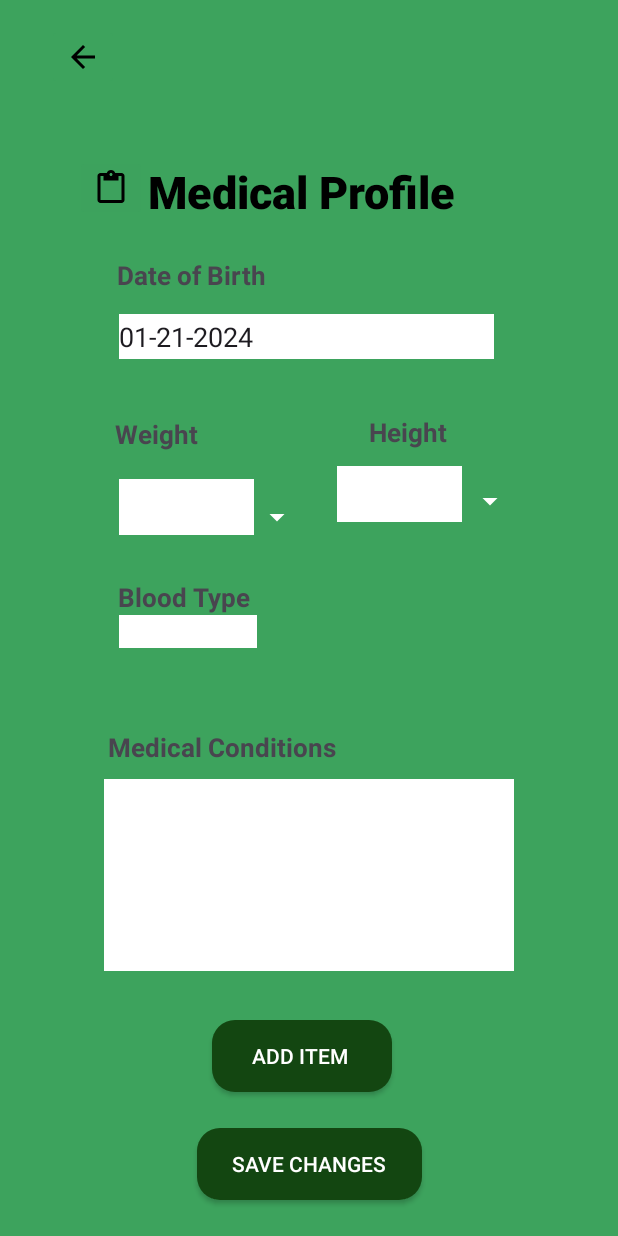
After one commit to AnushkaKhare-Eng/HIFA-Capstone, an Android app: the fragment Medical_info shown on its own in the app's theme, on a phone screen of 412 x 824 dp. The commit adds this screen. Run offline under Robolectric (Android 15) with nearby library versions, the phone set to English and light mode, and no system bars.

Commit message:
Adding the medical profile screen and sign up page

```diff
--- /dev/null
+++ b/HIFA-App/app/src/main/java/com/example/hifa/Medical_info.java
@@ -0,0 +1,64 @@
+package com.example.hifa;
+
+import android.os.Bundle;
+
+import androidx.fragment.app.Fragment;
+
+import android.view.LayoutInflater;
+import android.view.View;
+import android.view.ViewGroup;
+
+/**
+ * A simple {@link Fragment} subclass.
+ * Use the {@link Medical_info#newInstance} factory method to
+ * create an instance of this fragment.
+ */
+public class Medical_info extends Fragment {
+
+    // TODO: Rename parameter arguments, choose names that match
+    // the fragment initialization parameters, e.g. ARG_ITEM_NUMBER
+    private static final String ARG_PARAM1 = "param1";
+    private static final String ARG_PARAM2 = "param2";
+
+    // TODO: Rename and change types of parameters
+    private String mParam1;
+    private String mParam2;
+
+    public Medical_info() {
+        // Required empty public constructor
+    }
+
+    /**
+     * Use this factory method to create a new instance of
+     * this fragment using the provided parameters.
+     *
+     * @param param1 Parameter 1.
+     * @param param2 Parameter 2.
+     * @return A new instance of fragment Medical_info.
+     */
+    // TODO: Rename and change types and number of parameters
+    public static Medical_info newInstance(String param1, String param2) {
+        Medical_info fragment = new Medical_info();
+        Bundle args = new Bundle();
+        args.putString(ARG_PARAM1, param1);
+        args.putString(ARG_PARAM2, param2);
+        fragment.setArguments(args);
+        return fragment;
+    }
+
+    @Override
+    public void onCreate(Bundle savedInstanceState) {
+        super.onCreate(savedInstanceState);
+        if (getArguments() != null) {
+            mParam1 = getArguments().getString(ARG_PARAM1);
+            mParam2 = getArguments().getString(ARG_PARAM2);
+        }
+    }
+
+    @Override
+    public View onCreateView(LayoutInflater inflater, ViewGroup container,
+                             Bundle savedInstanceState) {
+        // Inflate the layout for this fragment
+        return inflater.inflate(R.layout.fragment_medical_info, container, false);
+    }
+}
--- /dev/null
+++ b/HIFA-App/app/src/main/res/drawable/rounded_button.xml
@@ -0,0 +1,7 @@
+<?xml version="1.0" encoding="utf-8"?>
+
+<?xml version="1.0" encoding="utf-8"?>
+<shape xmlns:android="http://schemas.android.com/apk/res/android">
+    <solid android:color="#134611" /> <!-- Button background color -->
+    <corners android:radius="15dp" /> <!-- Adjust the radius to change the corner shape -->
+</shape>
--- /dev/null
+++ b/HIFA-App/app/src/main/res/layout/fragment_medical_info.xml
@@ -0,0 +1,254 @@
+<?xml version="1.0" encoding="utf-8"?>
+<androidx.constraintlayout.widget.ConstraintLayout xmlns:android="http://schemas.android.com/apk/res/android"
+    xmlns:app="http://schemas.android.com/apk/res-auto"
+    xmlns:tools="http://schemas.android.com/tools"
+    android:id="@+id/medicalsymbol"
+    android:layout_width="wrap_content"
+    android:layout_height="match_parent"
+    android:background="#3DA35D"
+    tools:context=".Medical_info">
+
+    <TextView
+        android:id="@+id/MedicalProfile"
+        android:layout_width="wrap_content"
+        android:layout_height="wrap_content"
+        android:layout_marginTop="92dp"
+        android:layout_marginEnd="108dp"
+        android:fontFamily="sans-serif-medium"
+        android:text="Medical Profile"
+        android:textAllCaps="false"
+        android:textColor="@color/black"
+        android:textSize="30sp"
+        android:textStyle="bold"
+        app:layout_constraintBottom_toTopOf="@+id/editTextText3"
+        app:layout_constraintEnd_toEndOf="parent"
+        app:layout_constraintStart_toEndOf="@+id/imageButton3"
+        app:layout_constraintTop_toTopOf="parent"
+        app:layout_constraintVertical_bias="0.203" />
+
+    <EditText
+        android:id="@+id/editTextText3"
+        android:layout_width="250dp"
+        android:layout_height="30dp"
+        android:layout_marginStart="79dp"
+        android:layout_marginEnd="82dp"
+        android:layout_marginBottom="20dp"
+        android:background="@color/white"
+        android:ems="10"
+        android:inputType="text"
+        android:text="01-21-2024"
+        app:layout_constraintBottom_toTopOf="@+id/WeightText"
+        app:layout_constraintEnd_toEndOf="parent"
+        app:layout_constraintHorizontal_bias="0.0"
+        app:layout_constraintStart_toStartOf="parent"
+        app:layout_constraintTop_toBottomOf="@+id/DateOfBirthText" />
+
+    <TextView
+        android:id="@+id/DateOfBirthText"
+        android:layout_width="100dp"
+        android:layout_height="20dp"
+        android:layout_marginTop="24dp"
+        android:text="Date of Birth"
+        android:textSize="17sp"
+        android:textStyle="bold"
+        app:layout_constraintEnd_toEndOf="parent"
+        app:layout_constraintHorizontal_bias="0.25"
+        app:layout_constraintStart_toStartOf="parent"
+        app:layout_constraintTop_toBottomOf="@+id/imageButton3" />
+
+    <TextView
+        android:id="@+id/WeightText"
+        android:layout_width="wrap_content"
+        android:layout_height="wrap_content"
+        android:layout_marginStart="130dp"
+        android:text="Weight"
+        android:textSize="17sp"
+        android:textStyle="bold"
+        app:layout_constraintBottom_toTopOf="@+id/editTextText4"
+        app:layout_constraintEnd_toStartOf="@+id/editTextText4"
+        app:layout_constraintStart_toStartOf="parent"
+        app:layout_constraintTop_toBottomOf="@+id/editTextText3" />
+
+    <TextView
+        android:id="@+id/heightText"
+        android:layout_width="wrap_content"
+        android:layout_height="wrap_content"
+        android:layout_marginTop="12dp"
+        android:text="Height"
+        android:textSize="17sp"
+        android:textStyle="bold"
+        app:layout_constraintBottom_toTopOf="@+id/heightTextView"
+        app:layout_constraintEnd_toEndOf="parent"
+        app:layout_constraintStart_toEndOf="@+id/WeightText"
+        app:layout_constraintTop_toBottomOf="@+id/editTextText3"
+        app:layout_constraintVertical_bias="0.7" />
+
+    <Spinner
+        android:id="@+id/weightdropdpwn"
+        android:layout_width="39dp"
+        android:layout_height="26dp"
+        android:backgroundTint="@color/white"
+        app:layout_constraintBottom_toTopOf="@+id/BloodTypetextView"
+        app:layout_constraintEnd_toStartOf="@+id/heightTextView"
+        app:layout_constraintHorizontal_bias="0.0"
+        app:layout_constraintStart_toEndOf="@+id/editTextText4"
+        app:layout_constraintTop_toBottomOf="@+id/editTextText3"
+        app:layout_constraintVertical_bias="0.767" />
+
+    <Spinner
+        android:id="@+id/spinner2"
+        android:layout_width="39dp"
+        android:layout_height="30dp"
+        android:backgroundTint="@color/white"
+        app:layout_constraintBottom_toTopOf="@+id/editTextText6"
+        app:layout_constraintEnd_toEndOf="parent"
+        app:layout_constraintHorizontal_bias="0.516"
+        app:layout_constraintStart_toStartOf="@+id/heightText"
+        app:layout_constraintTop_toBottomOf="@+id/editTextText3"
+        app:layout_constraintVertical_bias="0.321" />
+
+    <EditText
+        android:id="@+id/editTextText4"
+        android:layout_width="90dp"
+        android:layout_height="37dp"
+        android:background="@color/white"
+        android:backgroundTint="@color/white"
+        android:ems="10"
+        android:inputType="text"
+        app:layout_constraintBottom_toBottomOf="parent"
+        app:layout_constraintEnd_toEndOf="parent"
+        app:layout_constraintHorizontal_bias="0.246"
+        app:layout_constraintStart_toStartOf="parent"
+        app:layout_constraintTop_toTopOf="parent"
+        app:layout_constraintVertical_bias="0.406" />
+
+    <EditText
+        android:id="@+id/heightTextView"
+        android:layout_width="83dp"
+        android:layout_height="37dp"
+        android:background="@color/white"
+        android:backgroundTint="@color/white"
+        android:ems="10"
+        android:inputType="text"
+        app:layout_constraintBottom_toTopOf="@+id/editTextText6"
+        app:layout_constraintEnd_toStartOf="@+id/spinner2"
+        app:layout_constraintHorizontal_bias="0.939"
+        app:layout_constraintStart_toEndOf="@+id/editTextText4"
+        app:layout_constraintTop_toBottomOf="@+id/editTextText3"
+        app:layout_constraintVertical_bias="0.295" />
+
+    <Spinner
+        android:id="@+id/bloodTypeDropdown"
+        android:layout_width="92dp"
+        android:layout_height="22dp"
+        android:background="@color/white"
+        android:backgroundTint="@color/white"
+        app:layout_constraintBottom_toTopOf="@+id/textView6"
+        app:layout_constraintEnd_toEndOf="parent"
+        app:layout_constraintHorizontal_bias="0.247"
+        app:layout_constraintStart_toStartOf="parent"
+        app:layout_constraintTop_toBottomOf="@+id/editTextText4" />
+
+    <TextView
+        android:id="@+id/BloodTypetextView"
+        android:layout_width="wrap_content"
+        android:layout_height="wrap_content"
+        android:layout_marginTop="28dp"
+        android:text="Blood Type"
+        android:textSize="17sp"
+        android:textStyle="bold"
+        app:layout_constraintBottom_toTopOf="@+id/bloodTypeDropdown"
+        app:layout_constraintEnd_toEndOf="parent"
+        app:layout_constraintHorizontal_bias="0.243"
+        app:layout_constraintStart_toStartOf="parent"
+        app:layout_constraintTop_toBottomOf="@+id/editTextText4"
+        app:layout_constraintVertical_bias="1.0" />
+
+    <TextView
+        android:id="@+id/textView6"
+        android:layout_width="wrap_content"
+        android:layout_height="wrap_content"
+        android:text="Medical Conditions "
+        android:textSize="17sp"
+        android:textStyle="bold"
+        app:layout_constraintBottom_toBottomOf="@+id/addItemButton"
+        app:layout_constraintEnd_toEndOf="parent"
+        app:layout_constraintHorizontal_bias="0.28"
+        app:layout_constraintStart_toStartOf="parent"
+        app:layout_constraintTop_toBottomOf="@+id/editTextText4"
+        app:layout_constraintVertical_bias="0.372" />
+
+    <EditText
+        android:id="@+id/editTextText6"
+        android:layout_width="273dp"
+        android:layout_height="128dp"
+        android:background="@color/white"
+        android:backgroundTint="@color/white"
+        android:ems="10"
+        android:inputType="text"
+        android:textSize="20sp"
+        app:layout_constraintBottom_toBottomOf="@+id/button2"
+        app:layout_constraintEnd_toEndOf="parent"
+        app:layout_constraintStart_toStartOf="parent"
+        app:layout_constraintTop_toBottomOf="@+id/weightdropdpwn"
+        app:layout_constraintVertical_bias="0.513" />
+
+    <androidx.appcompat.widget.AppCompatButton
+        android:id="@+id/addItemButton"
+        android:layout_width="120dp"
+        android:layout_height="wrap_content"
+        android:layout_marginBottom="96dp"
+        android:background="@drawable/rounded_button"
+        android:text="Add Item "
+        android:textColor="@color/white"
+        app:layout_constraintBottom_toBottomOf="parent"
+        app:layout_constraintEnd_toEndOf="parent"
+        app:layout_constraintHorizontal_bias="0.484"
+        app:layout_constraintStart_toStartOf="parent" />
+
+    <androidx.appcompat.widget.AppCompatButton
+        android:id="@+id/button2"
+        android:layout_width="150dp"
+        android:layout_height="wrap_content"
+        android:background="@drawable/rounded_button"
+        android:text="Save Changes"
+        android:textColor="@color/white"
+        app:layout_constraintBottom_toBottomOf="parent"
+        app:layout_constraintEnd_toEndOf="parent"
+        app:layout_constraintStart_toStartOf="parent"
+        app:layout_constraintTop_toBottomOf="@+id/addItemButton" />
+
+    <ImageButton
+        android:id="@+id/imageButton3"
+        android:layout_width="wrap_content"
+        android:layout_height="wrap_content"
+        android:layout_marginStart="50dp"
+        android:layout_marginTop="38dp"
+        android:layout_marginBottom="15dp"
+        android:backgroundTint="#3DA25D"
+        android:src="?attr/actionModePasteDrawable"
+        app:tint="@color/black"
+        app:layout_constraintBottom_toTopOf="@+id/DateOfBirthText"
+        app:layout_constraintEnd_toStartOf="@+id/MedicalProfile"
+        app:layout_constraintStart_toStartOf="parent"
+        app:layout_constraintTop_toBottomOf="@+id/imageButton4" />
+
+    <ImageButton
+        android:id="@+id/imageButton4"
+        android:layout_width="wrap_content"
+        android:layout_height="wrap_content"
+        android:layout_marginStart="31dp"
+        android:layout_marginTop="16dp"
+        android:layout_marginEnd="332dp"
+        android:layout_marginBottom="5dp"
+        android:backgroundTint="#3DA35D"
+        android:src="?attr/actionModeCloseDrawable"
+        app:tint="@color/black"
+        app:layout_constraintBottom_toTopOf="@+id/imageButton3"
+        app:layout_constraintEnd_toEndOf="parent"
+        app:layout_constraintHorizontal_bias="0.0"
+        app:layout_constraintStart_toStartOf="parent"
+        app:layout_constraintTop_toTopOf="parent"
+        app:layout_constraintVertical_bias="0.49" />
+
+</androidx.constraintlayout.widget.ConstraintLayout>
--- a/HIFA-App/app/src/main/res/values/colors.xml
+++ b/HIFA-App/app/src/main/res/values/colors.xml
@@ -2,4 +2,5 @@
 <resources>
     <color name="black">#FF000000</color>
     <color name="white">#FFFFFFFF</color>
+    <color name="green">#134611</color>
 </resources>
```
Also changed, not shown: HIFA-App/app/src/main/java/com/example/hifa/DeviceListView.java (deleted, +0 -14 lines), HIFA-App/app/src/main/java/com/example/hifa/DevicesScreen.java (deleted, +0 -34 lines), HIFA-App/app/src/main/java/com/example/hifa/Devices_page.java (added, +64 -0 lines), HIFA-App/app/src/main/res/layout/activity_device_list_view.xml (deleted, +0 -25 lines), HIFA-App/app/src/main/res/layout/activity_devices_screen.xml (deleted, +0 -46 lines), HIFA-App/app/src/main/res/layout/activity_main.xml (+34 -14 lines), HIFA-App/app/src/main/res/layout/fragment_devices_page.xml (added, +14 -0 lines).
